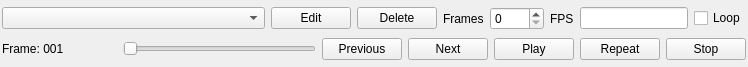
zturtleman/mm3d, file src/qtui/animwidget.ui: the form before one commit.
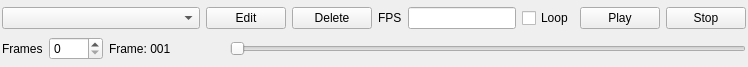
The form after the commit. Custom widgets are drawn as their Qt base class.

```diff
--- a/src/qtui/animwidget.ui
+++ b/src/qtui/animwidget.ui
@@ -85,23 +85,6 @@
        </property>
       </widget>
      </item>
-     <item>
-      <widget class="QLabel" name="TextLabel1">
-       <property name="text">
-        <string>Frames</string>
-       </property>
-       <property name="wordWrap">
-        <bool>false</bool>
-       </property>
-      </widget>
-     </item>
-     <item>
-      <widget class="MyQSpinBox" name="m_frameCount">
-       <property name="maximum">
-        <number>9999</number>
-       </property>
-      </widget>
-     </item>
      <item>
       <widget class="QLabel" name="TextLabel3">
        <property name="text">
@@ -129,6 +112,20 @@
        </property>
       </widget>
      </item>
+     <item>
+      <widget class="QPushButton" name="m_play">
+       <property name="text">
+        <string>Play</string>
+       </property>
+      </widget>
+     </item>
+     <item>
+      <widget class="QPushButton" name="m_stop">
+       <property name="text">
+        <string>Stop</string>
+       </property>
+      </widget>
+     </item>
     </layout>
    </item>
    <item>
@@ -145,6 +142,23 @@
      <property name="bottomMargin">
       <number>0</number>
      </property>
+     <item>
+      <widget class="QLabel" name="TextLabel1">
+       <property name="text">
+        <string>Frames</string>
+       </property>
+       <property name="wordWrap">
+        <bool>false</bool>
+       </property>
+      </widget>
+     </item>
+     <item>
+      <widget class="MyQSpinBox" name="m_frameCount">
+       <property name="maximum">
+        <number>9999</number>
+       </property>
+      </widget>
+     </item>
      <item>
       <widget class="QLabel" name="m_countLabel">
        <property name="sizePolicy">
@@ -180,41 +194,6 @@
        </property>
       </widget>
      </item>
-     <item>
-      <widget class="QPushButton" name="m_previous">
-       <property name="text">
-        <string>Previous</string>
-       </property>
-      </widget>
-     </item>
-     <item>
-      <widget class="QPushButton" name="m_next">
-       <property name="text">
-        <string>Next</string>
-       </property>
-      </widget>
-     </item>
-     <item>
-      <widget class="QPushButton" name="m_play">
-       <property name="text">
-        <string>Play</string>
-       </property>
-      </widget>
-     </item>
-     <item>
-      <widget class="QPushButton" name="m_repeat">
-       <property name="text">
-        <string>Repeat</string>
-       </property>
-      </widget>
-     </item>
-     <item>
-      <widget class="QPushButton" name="m_stop">
-       <property name="text">
-        <string>Stop</string>
-       </property>
-      </widget>
-     </item>
     </layout>
    </item>
   </layout>
```
Left out of the diff: 48 changed lines with no effect on the pictures.
